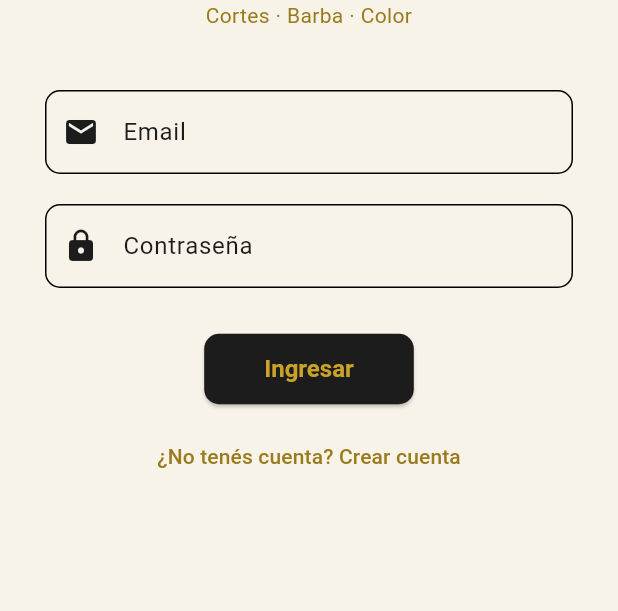
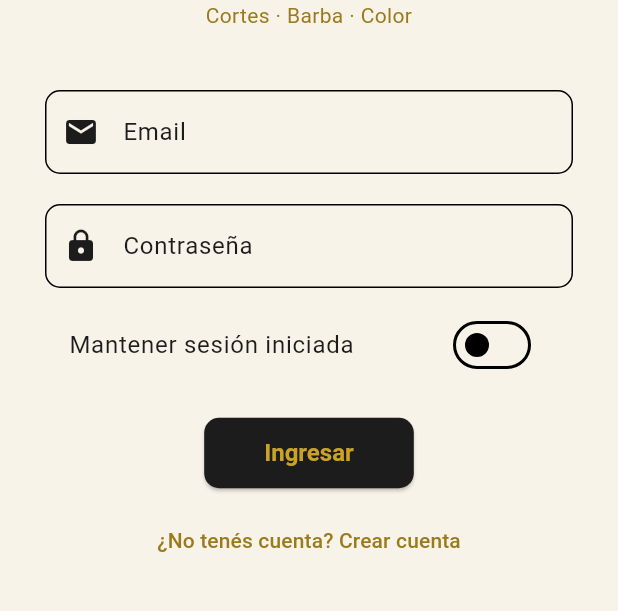
Before and after one commit to HuertaEnzoAriel/Turnos-Peluqueria, a Flutter app: the screen it shows after launch, on a phone screen of 412 x 824 dp, the part 393-1004 px from its top. Run offline on Flutter 3.47's test engine with Material 3 defaults, Android fonts, the phone set to English and light mode, and no system bars; our stand-ins replace flutter_dotenv, flutter_svg, shared_preferences, supabase_flutter; accounts and stored records are empty.

Commit message:
boton y logica de mantener sesion iniciada

```diff
--- a/lib/main.dart
+++ b/lib/main.dart
@@ -4,6 +4,7 @@ import 'package:flutter_localizations/flutter_localizations.dart';
 import 'package:supabase_flutter/supabase_flutter.dart';
 import 'src/app_theme.dart';
 import 'src/pages/routes/routes.dart';
+import 'src/services/supabase_services.dart';
 
 Future<void> main() async {
   WidgetsFlutterBinding.ensureInitialized();
@@ -14,6 +15,8 @@ Future<void> main() async {
     url: dotenv.get('SUPABASE_URL'),
     publishableKey: dotenv.get('SUPABASE_PUBLISHABLE_KEY'),
   );
+  // Cierra la sesión restaurada si no se pidió mantenerla o ya expiró
+  await revisarSesion();
   runApp(const MyApp());
 }
 
@@ -32,7 +35,18 @@ class MyApp extends StatelessWidget {
         GlobalCupertinoLocalizations.delegate,
       ],
       supportedLocales: const [Locale('en'), Locale('es', 'ES')],
-      initialRoute: '/',
+      // Supabase guarda la sesión en el dispositivo y la restaura en initialize();
+      // revisarSesion() ya la cerró si correspondía.
+      // Si queda sesión, se entra directo a 'home'; si no, al login.
+      // Cada toque o gesto en cualquier pantalla (también diálogos y selectores)
+      // cuenta como actividad y reinicia los 5 minutos de la sesión
+      builder: (context, child) => Listener(
+        behavior: HitTestBehavior.translucent,
+        onPointerDown: (_) => registrarActividad(),
+        onPointerMove: (_) => registrarActividad(),
+        child: child,
+      ),
+      initialRoute: Supabase.instance.client.auth.currentSession != null ? 'home' : '/',
       routes: getAplicationRoutes(),
     );
   }
--- a/lib/src/pages/login_page.dart
+++ b/lib/src/pages/login_page.dart
@@ -12,6 +12,7 @@ class LoginPage extends StatefulWidget {
 class _LoginPageState extends State<LoginPage> {
   String _email = '';
   String _password = '';
+  bool _mantener = false;   // switch "Mantener sesión iniciada"
 
   void _ingresar() async {
     if (_email.trim().isEmpty || _password.isEmpty) {
@@ -20,7 +21,7 @@ class _LoginPageState extends State<LoginPage> {
     }
     try {
       // El usuario se valida contra Supabase Auth (Authentication → Users)
-      final error = await login(_email.trim(), _password);
+      final error = await login(_email.trim(), _password, _mantener);
       if (!mounted) return;
       if (error != null) {
         _alertaError(error);
@@ -123,7 +124,17 @@ class _LoginPageState extends State<LoginPage> {
               });
             },
           ),
-          SizedBox(height: 30),
+          SizedBox(height: 10),
+          SwitchListTile(
+            title: Text('Mantener sesión iniciada'),
+            value: _mantener,
+            onChanged: (valor) {
+              setState(() {
+                _mantener = valor;
+              });
+            },
+          ),
+          SizedBox(height: 20),
           Center(
             child: ElevatedButton(
               onPressed: _ingresar,
--- a/pubspec.yaml
+++ b/pubspec.yaml
@@ -13,6 +13,7 @@ dependencies:
   flutter_localizations:
     sdk: flutter
   flutter_svg: ^2.3.0
+  shared_preferences: ^2.5.6
   supabase_flutter: ^2.18.3
 
 dev_dependencies:
```
Also changed, not shown: lib/src/pages/main_page.dart (+58 -1 lines), lib/src/services/supabase_services.dart (+74 -1 lines), pubspec.lock.
